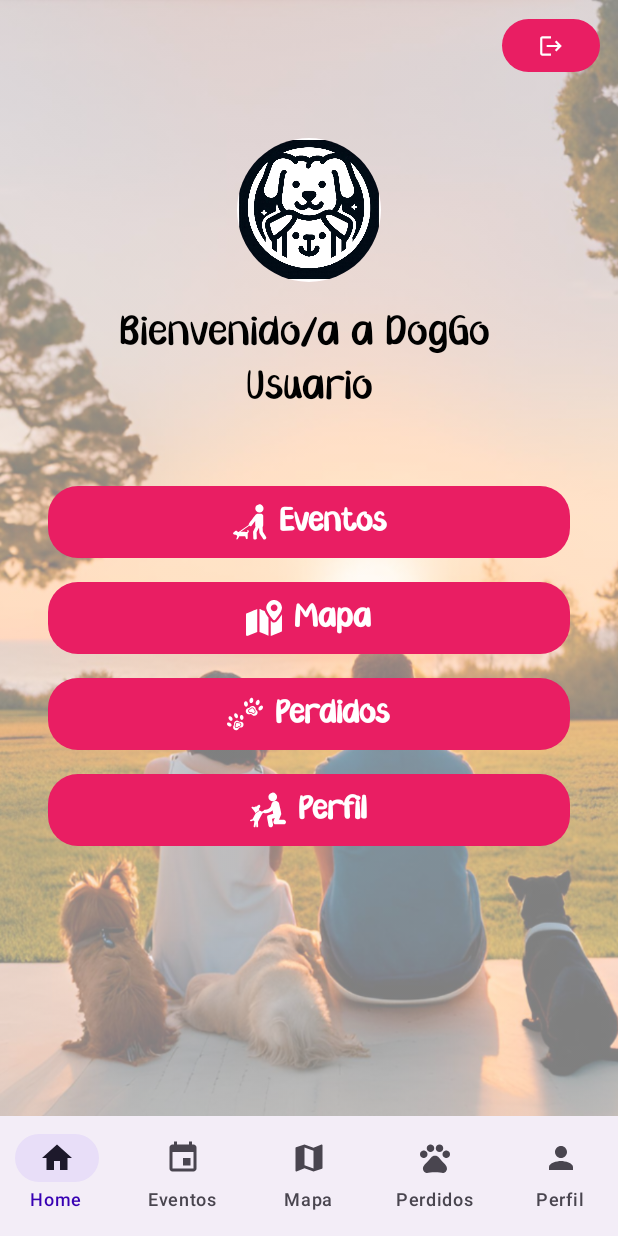
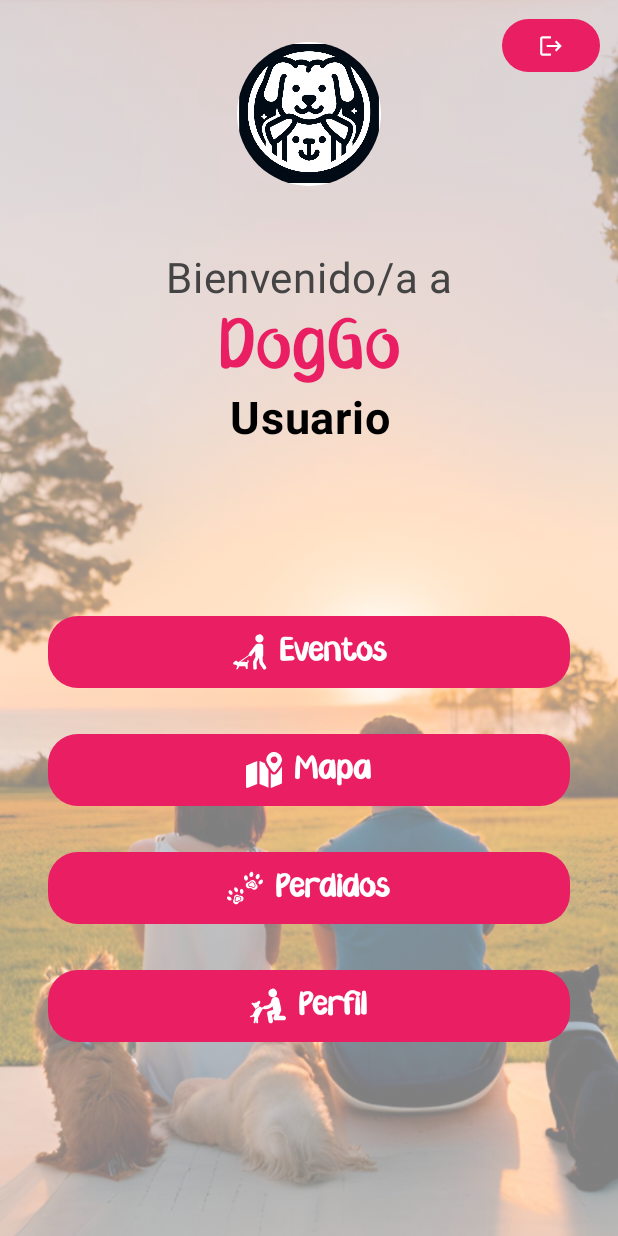
Before and after one commit to dacoder91/DAM_M13_Grupo22, an Android app built with Jetpack Compose: the MainScreen screen opened through its navigation route, on a phone screen of 412 x 824 dp. Run offline under Robolectric (Android 15) with nearby library versions, the phone set to English and light mode, and no system bars; our stand-ins replace Firebase (no records; nobody signed in at launch, a user with empty details on screens opened directly); 1 statement that could not run was skipped.

Commit message:
Style: HomeScreen finalizada (anterior commit era LoginScreen finalizada)
Style: HomeScreen finalizada: Colores y estilos corporativos, barra menú inferior fuera

```diff
--- a/app/src/main/java/com/example/doggo2/ui/screens/HomeScreen.kt
+++ b/app/src/main/java/com/example/doggo2/ui/screens/HomeScreen.kt
@@ -14,10 +14,12 @@ import androidx.compose.ui.draw.clip
 import androidx.compose.ui.graphics.Color
 import androidx.compose.ui.layout.ContentScale
 import androidx.compose.ui.res.painterResource
+import androidx.compose.ui.text.font.FontWeight
 import androidx.compose.ui.text.font.Font
 import androidx.compose.ui.text.font.FontFamily
 import androidx.compose.ui.text.style.TextAlign
 import androidx.compose.ui.unit.dp
+import androidx.compose.ui.unit.sp
 import androidx.navigation.NavController
 import com.example.doggo2.R
 import com.example.doggo2.ui.components.CustomButton
@@ -73,11 +75,10 @@ fun HomeScreen(
         Column(
             modifier = Modifier
                 .fillMaxSize()
-                .padding(32.dp),
-            horizontalAlignment = Alignment.CenterHorizontally,
-            verticalArrangement = Arrangement.Top
+                .padding(horizontal = 32.dp, vertical = 16.dp),
+            horizontalAlignment = Alignment.CenterHorizontally
         ) {
-            Spacer(modifier = Modifier.height(60.dp))
+            Spacer(modifier = Modifier.height(12.dp))
 
             // Icono principal (reutiliza el avatar del perfil)
             Image(
@@ -89,66 +90,79 @@ fun HomeScreen(
                     .background(MaterialTheme.colorScheme.primary.copy(alpha = 0.1f))
             )
 
-            Spacer(modifier = Modifier.height(16.dp))
+            Spacer(modifier = Modifier.height(45.dp))
 
             // Texto de bienvenida
-            Text(
-                text = "Bienvenido/a a DogGo \n${usuario?.nombre ?: "Usuario"}",
-                style = MaterialTheme.typography.headlineMedium.copy(
-                    fontFamily = FontFamily(Font(R.font.yellowpeach)) // asegúrate de tenerlo importado correctamente
-                ),
-                textAlign = TextAlign.Center,
-                color = Color.Black
-            )
+            Column(
+                modifier = Modifier
+                    .fillMaxWidth()
+                    .padding(horizontal = 8.dp),
+                horizontalAlignment = Alignment.CenterHorizontally
+            ) {
+                Text(
+                    text = "Bienvenido/a a",
+                    fontSize = 28.sp,
+                    color = Color.DarkGray,
+                    textAlign = TextAlign.Center
+                )
 
-            Spacer(modifier = Modifier.height(40.dp))
+                Text(
+                    text = "DogGo",
+                    fontSize = 48.sp,
+                    fontFamily = FontFamily(Font(R.font.yellowpeach)),
+                    color = MaterialTheme.colorScheme.primary,
+                    textAlign = TextAlign.Center,
+                    modifier = Modifier.padding(top = 6.dp)
+                )
+
+                Text(
+                    text = usuario?.nombre ?: "Usuario",
+                    fontSize = 30.sp,
+                    fontWeight = FontWeight.Bold,
+                    color = Color.Black,
+                    textAlign = TextAlign.Center,
+                    modifier = Modifier.padding(top = 6.dp)
+                )
+            }
+
+
+            Spacer(modifier = Modifier.weight(0.5f))
 
             // Botones de acción
-            val buttonColor = Color(0xFFE91E63)
-            val buttonModifier = Modifier
-                .fillMaxWidth()
-                .padding(vertical = 8.dp)
-                .height(50.dp)
-
-            val buttonShape = RoundedCornerShape(20.dp)
-            val textStyle = MaterialTheme.typography.bodyLarge.copy(color = Color.White)
-
-            //a continuacion se crean los botones de la pantalla de inicio
             CustomButton(
                 text = "Eventos",
                 icon = painterResource(id = R.drawable.ic_eventos),
                 onClick = { navController.navigate("eventos") },
                 modifier = Modifier
                     .fillMaxWidth()
-                    .padding(vertical = 8.dp)
+                    .padding(vertical = 15.dp)
             )
-
             CustomButton(
                 text = "Mapa",
                 icon = painterResource(id = R.drawable.ic_mapa),
                 onClick = { navController.navigate("mapa") },
                 modifier = Modifier
                     .fillMaxWidth()
-                    .padding(vertical = 8.dp)
+                    .padding(vertical = 15.dp)
             )
-
             CustomButton(
                 text = "Perdidos",
                 icon = painterResource(id = R.drawable.ic_perdidos),
                 onClick = { navController.navigate("perdidos") },
                 modifier = Modifier
                     .fillMaxWidth()
-                    .padding(vertical = 8.dp)
+                    .padding(vertical = 15.dp)
             )
-
             CustomButton(
                 text = "Perfil",
                 icon = painterResource(id = R.drawable.ic_perfil),
                 onClick = { navController.navigate("perfil") },
                 modifier = Modifier
                     .fillMaxWidth()
-                    .padding(vertical = 8.dp)
+                    .padding(vertical = 15.dp)
             )
+
+            Spacer(modifier = Modifier.weight(0.5f)) // algo de margen inferior
         }
     }
 }
--- a/app/src/main/java/com/example/doggo2/ui/screens/MainScreen.kt
+++ b/app/src/main/java/com/example/doggo2/ui/screens/MainScreen.kt
@@ -18,37 +18,27 @@ fun MainScreen(
     navController: NavHostController,
     parentNavController: NavHostController
 ) {
-    val navBackStackEntry by navController.currentBackStackEntryAsState()
-    val currentRoute = navBackStackEntry?.destination?.route
+    val currentBackStackEntry by navController.currentBackStackEntryAsState()
+    val currentRoute = currentBackStackEntry?.destination?.route
 
-    // Se establece el fondo de la pantalla principal
     Scaffold(
         bottomBar = {
             BottomNavigationBar(navController = navController, currentRoute = currentRoute)
         }
-        // Se establece el contenido de la pantalla principal
-    ) { innerPadding ->
-        // Se define la navegación entre las diferentes pantallas de la aplicación
+    )
+    { innerPadding ->
         NavHost(
             navController = navController,
-            startDestination = BottomNavItem.Home.route,
-            modifier = Modifier.padding(innerPadding)
+            startDestination = "home",
+            modifier = Modifier.padding(innerPadding) // ← Añadido
         ) {
-            composable(BottomNavItem.Home.route) {
+        composable("home") {
                 HomeScreen(navController, parentNavController)
             }
-            composable(BottomNavItem.Eventos.route) {
-                EventosScreen(navController, parentNavController)
-            }
-            composable(BottomNavItem.Mapa.route) {
-                MapaScreen(navController, parentNavController)
-            }
-            composable(BottomNavItem.Perdidos.route) {
-                MascotasPerdidasScreen(navController, parentNavController)
-            }
-            composable(BottomNavItem.Perfil.route) {
-                ProfileScreen(navController, parentNavController)
-            }
+            composable("eventos") { EventosScreen(navController, parentNavController) }
+            composable("mapa") { MapaScreen(navController, parentNavController) }
+            composable("perdidos") { MascotasPerdidasScreen(navController, parentNavController) }
+            composable("perfil") { ProfileScreen(navController, parentNavController) }
         }
     }
 }
--- a/app/src/main/java/com/example/doggo2/ui/screens/ui/theme/BottomNavigationBar.kt
+++ b/app/src/main/java/com/example/doggo2/ui/screens/ui/theme/BottomNavigationBar.kt
@@ -3,12 +3,14 @@ package com.example.doggo2.ui.screens.ui.theme
 
 import androidx.compose.material3.*
 import androidx.compose.runtime.Composable
+import androidx.navigation.NavController
 import androidx.navigation.NavHostController
 import com.example.doggo2.ui.navigation.BottomNavItem
 
 // Aqui se define la barra de navegación inferior que se mostrará en la pantalla principal de la aplicación.
 @Composable
-fun BottomNavigationBar(navController: NavHostController, currentRoute: String?) {
+fun BottomNavigationBar(navController: NavController, currentRoute: String?) {
+    if (currentRoute == "home") return // 👈 oculta la barra
     NavigationBar {
         BottomNavItem.items.forEach { item ->
             NavigationBarItem(
@@ -19,6 +21,7 @@ fun BottomNavigationBar(navController: NavHostController, currentRoute: String?)
                     try {
                         if (currentRoute != item.route) {
                             navController.navigate(item.route) {
+                                popUpTo("home") { inclusive = false }
                                 launchSingleTop = true
                                 restoreState = true
                             }
```
